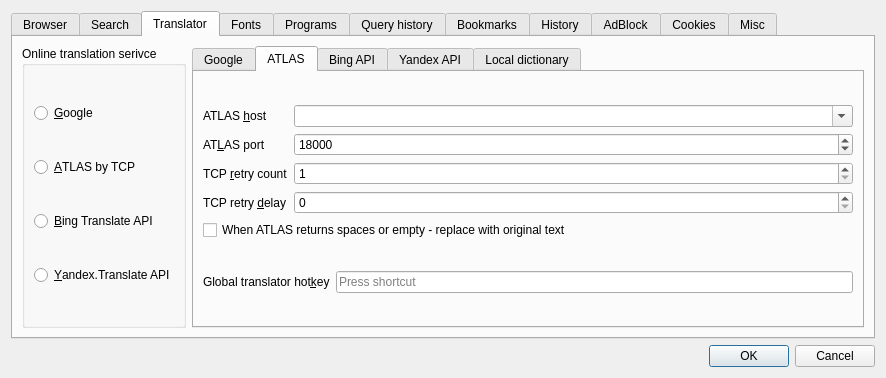
Old version of the form settingsdlg.ui in the repository kernel1024/jpreader.
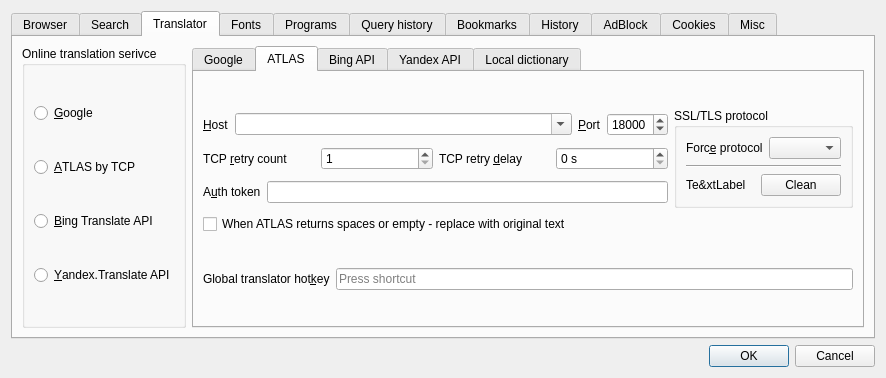
New version of the form. The open tabs and pages were chosen to show the change.

Commit message: ATLAS translation engine support updated to SSL-based protocol, with token authentication. AtlasTCPSvc v4 required.

```diff
--- a/settingsdlg.ui
+++ b/settingsdlg.ui
@@ -451,7 +451,7 @@
           <attribute name="title">
            <string>ATLAS</string>
           </attribute>
-          <layout class="QVBoxLayout" name="verticalLayout_7">
+          <layout class="QVBoxLayout" name="verticalLayout_24">
            <item>
             <spacer name="verticalSpacer">
              <property name="orientation">
@@ -466,35 +466,45 @@
             </spacer>
            </item>
            <item>
-            <layout class="QFormLayout" name="formLayout">
-             <item row="0" column="0">
+            <layout class="QHBoxLayout" name="horizontalLayout_31">
+             <item>
+              <layout class="QVBoxLayout" name="verticalLayout_23">
+               <item>
+                <layout class="QHBoxLayout" name="horizontalLayout_28">
+                 <item>
               <widget class="QLabel" name="label_10">
                <property name="text">
-                <string>ATLAS &amp;host</string>
+                    <string>&amp;Host</string>
                </property>
                <property name="buddy">
                 <cstring>atlHost</cstring>
                </property>
               </widget>
              </item>
-             <item row="0" column="1">
+                 <item>
               <widget class="QComboBox" name="atlHost">
+                   <property name="sizePolicy">
+                    <sizepolicy hsizetype="Expanding" vsizetype="Fixed">
+                     <horstretch>0</horstretch>
+                     <verstretch>0</verstretch>
+                    </sizepolicy>
+                   </property>
                <property name="editable">
                 <bool>true</bool>
                </property>
               </widget>
              </item>
-             <item row="1" column="0">
+                 <item>
               <widget class="QLabel" name="label_11">
                <property name="text">
-                <string>AT&amp;LAS port</string>
+                    <string>&amp;Port</string>
                </property>
                <property name="buddy">
                 <cstring>atlPort</cstring>
                </property>
               </widget>
              </item>
-             <item row="1" column="1">
+                 <item>
               <widget class="QSpinBox" name="atlPort">
                <property name="maximum">
                 <number>65535</number>
@@ -504,7 +514,11 @@
                </property>
               </widget>
              </item>
-             <item row="2" column="0">
+                </layout>
+               </item>
+               <item>
+                <layout class="QHBoxLayout" name="horizontalLayout_26">
+                 <item>
               <widget class="QLabel" name="label_18">
                <property name="text">
                 <string>TCP &amp;retry count</string>
@@ -514,14 +528,14 @@
                </property>
               </widget>
              </item>
-             <item row="2" column="1">
+                 <item>
               <widget class="QSpinBox" name="atlRetryCnt">
                <property name="minimum">
                 <number>1</number>
                </property>
               </widget>
              </item>
-             <item row="3" column="0">
+                 <item>
               <widget class="QLabel" name="label_19">
                <property name="text">
                 <string>TCP retry &amp;delay</string>
@@ -531,8 +545,87 @@
                </property>
               </widget>
              </item>
-             <item row="3" column="1">
-              <widget class="QSpinBox" name="atlRetryTimeout"/>
+                 <item>
+                  <widget class="QSpinBox" name="atlRetryTimeout">
+                   <property name="suffix">
+                    <string> s</string>
+                   </property>
+                  </widget>
+                 </item>
+                </layout>
+               </item>
+               <item>
+                <layout class="QHBoxLayout" name="horizontalLayout_27">
+                 <item>
+                  <widget class="QLabel" name="label_31">
+                   <property name="text">
+                    <string>A&amp;uth token</string>
+                   </property>
+                   <property name="buddy">
+                    <cstring>atlToken</cstring>
+                   </property>
+                  </widget>
+                 </item>
+                 <item>
+                  <widget class="QLineEdit" name="atlToken"/>
+                 </item>
+                </layout>
+               </item>
+              </layout>
+             </item>
+             <item>
+              <widget class="QGroupBox" name="groupBox_9">
+               <property name="title">
+                <string>SSL/TLS protocol</string>
+               </property>
+               <layout class="QVBoxLayout" name="verticalLayout_7">
+                <item>
+                 <layout class="QHBoxLayout" name="horizontalLayout_29">
+                  <item>
+                   <widget class="QLabel" name="label_33">
+                    <property name="text">
+                     <string>Forc&amp;e protocol</string>
+                    </property>
+                    <property name="buddy">
+                     <cstring>atlSSLProto</cstring>
+                    </property>
+                   </widget>
+                  </item>
+                  <item>
+                   <widget class="QComboBox" name="atlSSLProto"/>
+                  </item>
+                 </layout>
+                </item>
+                <item>
+                 <widget class="Line" name="line_2">
+                  <property name="orientation">
+                   <enum>Qt::Horizontal</enum>
+                  </property>
+                 </widget>
+                </item>
+                <item>
+                 <layout class="QHBoxLayout" name="horizontalLayout_30">
+                  <item>
+                   <widget class="QLabel" name="atlCertsLabel">
+                    <property name="text">
+                     <string>Te&amp;xtLabel</string>
+                    </property>
+                    <property name="wordWrap">
+                     <bool>true</bool>
+                    </property>
+                   </widget>
+                  </item>
+                  <item>
+                   <widget class="QPushButton" name="buttonAtlClean">
+                    <property name="text">
+                     <string>Clean</string>
+                    </property>
+                   </widget>
+                  </item>
+                 </layout>
+                </item>
+               </layout>
+              </widget>
              </item>
             </layout>
            </item>
```
Left out of the diff: 3 changed lines with no effect on the pictures. Lines whose indentation alone changed are shown as unchanged. The commit also changes 7 other files.
